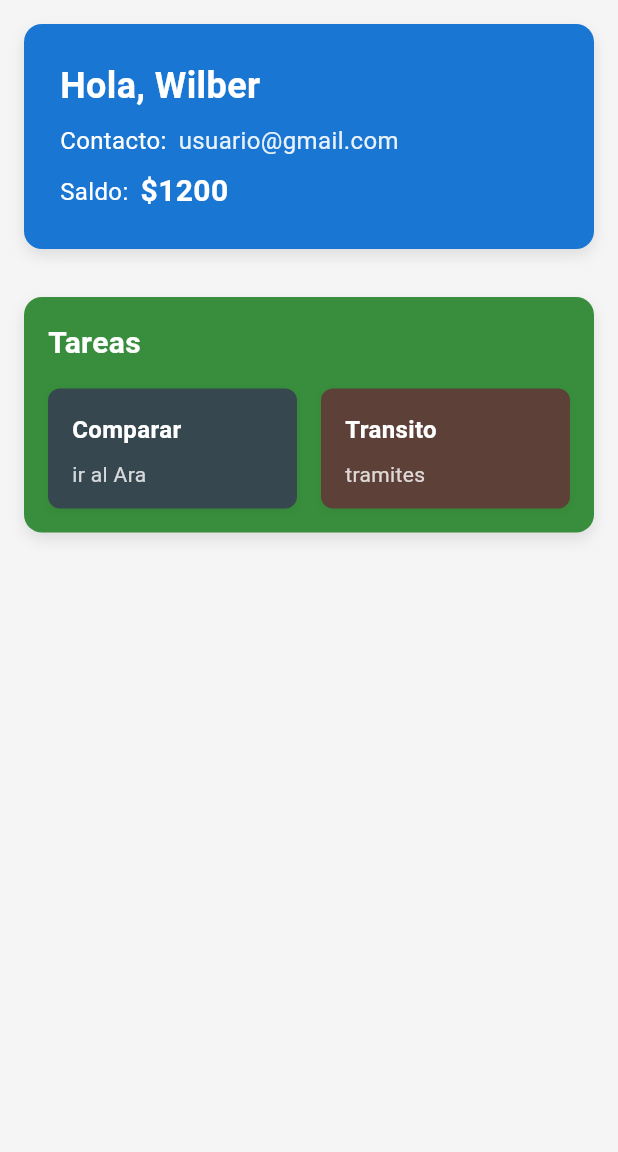
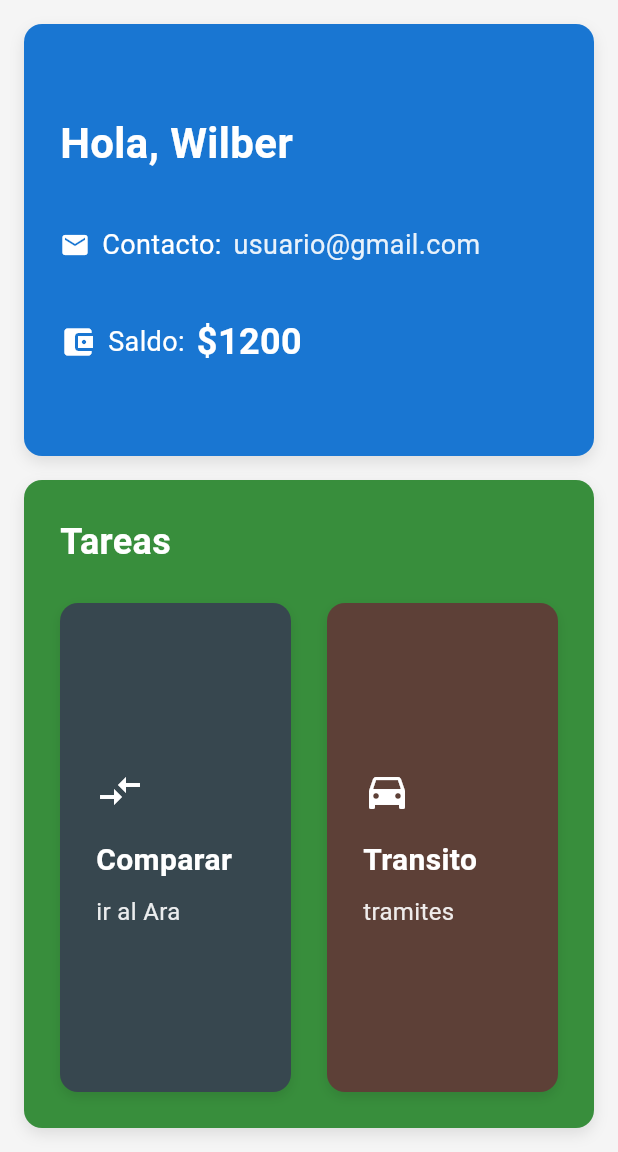
Before and after one commit to Tribalsoft/Billetera_wilrm, a Flutter app: the screen it shows after launch, on a phone screen of 412 x 824 dp, the part 84-1236 px from its top. Run offline on Flutter 3.47's test engine with Material 3 defaults, Android fonts, the phone set to English and light mode, and no system bars.

Commit message:
v2.0
Se reestructuraron HomeScreen, UserInfoCard y TasksContainer para utilizar widgets Expanded y distribuir el espacio de forma proporcional, logrando que s evea visualmente equilibrado y simétrico. Se mejoraron las tarjetas de tareas y la información del usuario con texto más grande, íconos y mejor espaciad

```diff
--- a/billetera_digital_1/lib/screens/home_screen.dart
+++ b/billetera_digital_1/lib/screens/home_screen.dart
@@ -2,6 +2,7 @@ import 'package:flutter/material.dart';
 import '../widgets/user_info_card.dart';
 import '../widgets/tasks_container.dart';
 import '../constants/app_colors.dart';
+import '../constants/app_dimensions.dart';
 
 /// Pantalla principal de la aplicación
 /// Contiene la información del usuario y las opciones de tareas
@@ -29,16 +30,26 @@ class HomeScreen extends StatelessWidget {
       ),
 
       // Cuerpo principal de la pantalla
-      body: const SingleChildScrollView(
-        // Permite scroll si el contenido es muy largo
-        child: Column(
-          children: [
-            // Primer contenedor: Información del usuario
-            UserInfoCard(),
+      body: SafeArea(
+        child: Padding(
+          padding: const EdgeInsets.all(AppDimensions.paddingMedium),
+          child: Column(
+            children: [
+              // Primer contenedor: Información del usuario - Ocupa 1/3 del espacio
+              Expanded(
+                flex: 2,
+                child: UserInfoCard(),
+              ),
 
-            // Segundo contenedor: Opciones de tareas
-            TasksContainer(),
-          ],
+              const SizedBox(height: AppDimensions.spaceMedium),
+
+              // Segundo contenedor: Opciones de tareas - Ocupa 2/3 del espacio
+              Expanded(
+                flex: 3,
+                child: TasksContainer(),
+              ),
+            ],
+          ),
         ),
       ),
     );
--- a/billetera_digital_1/lib/widgets/tasks_container.dart
+++ b/billetera_digital_1/lib/widgets/tasks_container.dart
@@ -11,9 +11,10 @@ class TasksContainer extends StatelessWidget {
   @override
   Widget build(BuildContext context) {
     return Container(
-      // Configuración del contenedor principal de tareas
-      padding: const EdgeInsets.all(AppDimensions.paddingMedium),
-      margin: const EdgeInsets.all(AppDimensions.paddingMedium),
+      // Configuración del contenedor principal de tareas - Ocupa todo el espacio disponible
+      width: double.infinity,
+      height: double.infinity,
+      padding: const EdgeInsets.all(AppDimensions.paddingLarge),
       decoration: BoxDecoration(
         color: AppColors.tasksContainer,
         borderRadius: BorderRadius.circular(AppDimensions.borderRadiusMedium),
@@ -29,18 +30,19 @@ class TasksContainer extends StatelessWidget {
         crossAxisAlignment: CrossAxisAlignment.start,
         children: [
           // Título de la sección
-          const Text(
+          Text(
             AppStrings.tasksTitle,
-            style: TextStyle(
-              fontSize: 20,
+            style: const TextStyle(
+              fontSize: 24,
               fontWeight: FontWeight.bold,
               color: AppColors.textWhite,
             ),
           ),
-          const SizedBox(height: AppDimensions.spaceMedium),
+          const SizedBox(height: AppDimensions.spaceLarge),
 
-          // Contenedor con las dos opciones de tareas
-          Row(
+          // Contenedor con las dos opciones de tareas - Ocupa el espacio restante
+          Expanded(
+            child: Row(
               children: [
                 // Primera opción: Comparar
                 Expanded(
@@ -50,7 +52,7 @@ class TasksContainer extends StatelessWidget {
                     color: AppColors.compareContainer,
                   ),
                 ),
-              const SizedBox(width: AppDimensions.spaceMedium),
+                const SizedBox(width: AppDimensions.spaceLarge),
 
                 // Segunda opción: Tránsito
                 Expanded(
@@ -61,6 +63,7 @@ class TasksContainer extends StatelessWidget {
                   ),
                 ),
               ],
+            ),
           ),
         ],
       ),
@@ -77,16 +80,18 @@ class TasksContainer extends StatelessWidget {
     required Color color,
   }) {
     return Container(
-      padding: const EdgeInsets.all(AppDimensions.paddingMedium),
-      height: AppDimensions.containerHeightSmall,
+      // Ocupa todo el ancho y alto disponible
+      width: double.infinity,
+      height: double.infinity,
+      padding: const EdgeInsets.all(AppDimensions.paddingLarge),
       decoration: BoxDecoration(
         color: color,
-        borderRadius: BorderRadius.circular(AppDimensions.borderRadiusSmall),
+        borderRadius: BorderRadius.circular(AppDimensions.borderRadiusMedium),
         boxShadow: [
           BoxShadow(
-            color: Colors.black.withOpacity(0.05),
-            blurRadius: 4,
-            offset: const Offset(0, 2),
+            color: Colors.black.withOpacity(0.1),
+            blurRadius: 6,
+            offset: const Offset(0, 3),
           ),
         ],
       ),
@@ -94,11 +99,19 @@ class TasksContainer extends StatelessWidget {
         crossAxisAlignment: CrossAxisAlignment.start,
         mainAxisAlignment: MainAxisAlignment.center,
         children: [
+          // Icono representativo
+          Icon(
+            title == AppStrings.compareTitle ? Icons.compare_arrows : Icons.directions_car,
+            color: AppColors.textWhite,
+            size: 32,
+          ),
+          const SizedBox(height: AppDimensions.spaceMedium),
+
           // Título de la tarea
           Text(
             title,
             style: const TextStyle(
-              fontSize: 16,
+              fontSize: 20,
               fontWeight: FontWeight.bold,
               color: AppColors.textWhite,
             ),
@@ -109,8 +122,8 @@ class TasksContainer extends StatelessWidget {
           Text(
             subtitle,
             style: TextStyle(
-              fontSize: 14,
-              color: AppColors.textWhite.withOpacity(0.8),
+              fontSize: 16,
+              color: AppColors.textWhite.withOpacity(0.9),
             ),
           ),
         ],
--- a/billetera_digital_1/lib/widgets/user_info_card.dart
+++ b/billetera_digital_1/lib/widgets/user_info_card.dart
@@ -11,9 +11,10 @@ class UserInfoCard extends StatelessWidget {
   @override
   Widget build(BuildContext context) {
     return Container(
-      // Configuración visual del contenedor
+      // Configuración visual del contenedor - Ocupa todo el espacio disponible
+      width: double.infinity,
+      height: double.infinity,
       padding: const EdgeInsets.all(AppDimensions.paddingLarge),
-      margin: const EdgeInsets.all(AppDimensions.paddingMedium),
       decoration: BoxDecoration(
         color: AppColors.userInfoContainer,
         borderRadius: BorderRadius.circular(AppDimensions.borderRadiusMedium),
@@ -28,47 +29,60 @@ class UserInfoCard extends StatelessWidget {
       ),
       child: Column(
         crossAxisAlignment: CrossAxisAlignment.start,
+        mainAxisAlignment: MainAxisAlignment.spaceEvenly, // Distribución equitativa
         children: [
           // Saludo al usuario
           Text(
             AppStrings.greeting,
             style: const TextStyle(
-              fontSize: 24,
+              fontSize: 28,
               fontWeight: FontWeight.bold,
               color: AppColors.textWhite,
             ),
           ),
-          const SizedBox(height: AppDimensions.spaceSmall),
 
           // Información de contacto
           Row(
             children: [
+              const Icon(
+                Icons.email,
+                color: AppColors.textWhite,
+                size: 20,
+              ),
+              const SizedBox(width: AppDimensions.spaceSmall),
               const Text(
                 AppStrings.contactLabel,
                 style: TextStyle(
-                  fontSize: 16,
+                  fontSize: 18,
                   color: AppColors.textWhite,
                 ),
               ),
               const SizedBox(width: AppDimensions.spaceSmall),
-              Text(
-                AppStrings.userEmail,
-                style: TextStyle(
-                  fontSize: 16,
-                  color: AppColors.textWhite.withOpacity(0.9),
+              Flexible(
+                child: Text(
+                  AppStrings.userEmail,
+                  style: TextStyle(
+                    fontSize: 18,
+                    color: AppColors.textWhite.withOpacity(0.9),
+                  ),
                 ),
               ),
             ],
           ),
-          const SizedBox(height: AppDimensions.spaceSmall),
 
           // Saldo disponible
           Row(
             children: [
+              const Icon(
+                Icons.account_balance_wallet,
+                color: AppColors.textWhite,
+                size: 24,
+              ),
+              const SizedBox(width: AppDimensions.spaceSmall),
               const Text(
                 AppStrings.balanceLabel,
                 style: TextStyle(
-                  fontSize: 16,
+                  fontSize: 18,
                   color: AppColors.textWhite,
                 ),
               ),
@@ -76,7 +90,7 @@ class UserInfoCard extends StatelessWidget {
               Text(
                 AppStrings.balanceAmount,
                 style: const TextStyle(
-                  fontSize: 20,
+                  fontSize: 24,
                   fontWeight: FontWeight.bold,
                   color: AppColors.textWhite,
                 ),
```
Also changed, not shown: 2 other files. Lines whose indentation alone changed are shown as unchanged.
